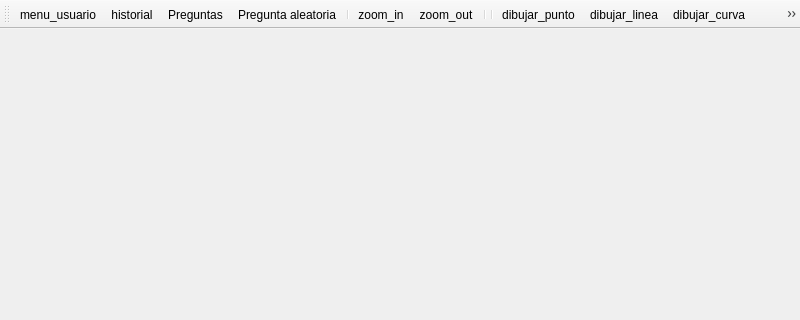
This is proyecto_IHM/mainwindow.ui in pgomsan/proyecto_IHM as Qt 5 draws it before an edit; both pictures show x 0 to 800 and y 0 to 320 of the 800 by 600 pixel window. The edited form follows.
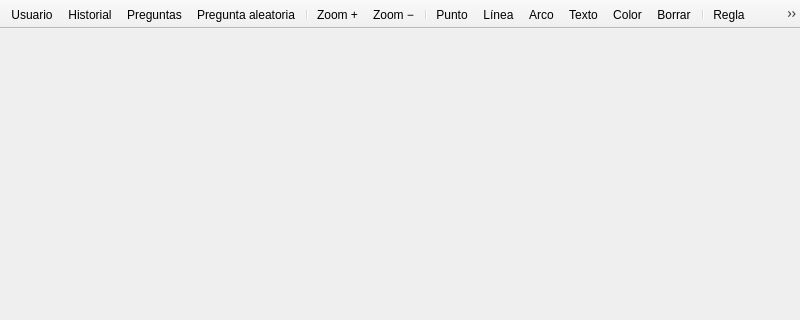
This is the edited form. Icons and pictures are not drawn.

Commit message: Cambios en en la hoja de estilos, nueva fincion de historial, visualizacion de foto de perfil y cambios de foto de perfil

```diff
--- a/proyecto_IHM/mainwindow.ui
+++ b/proyecto_IHM/mainwindow.ui
@@ -19,6 +19,21 @@
    <property name="windowTitle">
     <string>toolBar</string>
    </property>
+   <property name="movable">
+    <bool>false</bool>
+   </property>
+   <property name="floatable">
+    <bool>false</bool>
+   </property>
+   <property name="iconSize">
+    <size>
+     <width>24</width>
+     <height>24</height>
+    </size>
+   </property>
+   <property name="toolButtonStyle">
+    <enum>Qt::ToolButtonIconOnly</enum>
+   </property>
    <attribute name="toolBarArea">
     <enum>TopToolBarArea</enum>
    </attribute>
@@ -33,7 +48,6 @@
    <addaction name="actionzoom_in"/>
    <addaction name="actionzoom_out"/>
    <addaction name="separator"/>
-   <addaction name="separator"/>
    <addaction name="actiondibujar_punto"/>
    <addaction name="actiondibujar_linea"/>
    <addaction name="actiondibujar_curva"/>
@@ -55,7 +69,10 @@
      <normaloff>:/icons/magnifier-zoom-in.png</normaloff>:/icons/magnifier-zoom-in.png</iconset>
    </property>
    <property name="text">
-    <string>zoom_in</string>
+    <string>Zoom +</string>
+   </property>
+   <property name="toolTip">
+    <string>Acercar</string>
    </property>
    <property name="menuRole">
     <enum>QAction::MenuRole::NoRole</enum>
@@ -67,7 +84,10 @@
      <normaloff>:/icons/magnifier-zoom-out.png</normaloff>:/icons/magnifier-zoom-out.png</iconset>
    </property>
    <property name="text">
-    <string>zoom_out</string>
+    <string>Zoom −</string>
+   </property>
+   <property name="toolTip">
+    <string>Alejar</string>
    </property>
    <property name="menuRole">
     <enum>QAction::MenuRole::NoRole</enum>
@@ -79,7 +99,10 @@
      <normaloff>:/icons/user-silhouette-question.png</normaloff>:/icons/user-silhouette-question.png</iconset>
    </property>
    <property name="text">
-    <string>menu_usuario</string>
+    <string>Usuario</string>
+   </property>
+   <property name="toolTip">
+    <string>Perfil y sesión</string>
    </property>
    <property name="menuRole">
     <enum>QAction::MenuRole::NoRole</enum>
@@ -91,7 +114,10 @@
      <normaloff>:/icons/clock-history.png</normaloff>:/icons/clock-history.png</iconset>
    </property>
    <property name="text">
-    <string>historial</string>
+    <string>Historial</string>
+   </property>
+   <property name="toolTip">
+    <string>Ver resultados</string>
    </property>
    <property name="menuRole">
     <enum>QAction::MenuRole::NoRole</enum>
@@ -118,7 +144,10 @@
      <normaloff>:/icons/color.png</normaloff>:/icons/color.png</iconset>
    </property>
    <property name="text">
-    <string>colores</string>
+    <string>Color</string>
+   </property>
+   <property name="toolTip">
+    <string>Elegir color</string>
    </property>
    <property name="menuRole">
     <enum>QAction::MenuRole::NoRole</enum>
@@ -130,7 +159,10 @@
      <normaloff>:/icons/eraser.png</normaloff>:/icons/eraser.png</iconset>
    </property>
    <property name="text">
-    <string>borrador</string>
+    <string>Borrar</string>
+   </property>
+   <property name="toolTip">
+    <string>Borrador</string>
    </property>
    <property name="menuRole">
     <enum>QAction::MenuRole::NoRole</enum>
@@ -142,7 +174,10 @@
      <normaloff>:/icons/ruler.svg</normaloff>:/icons/ruler.svg</iconset>
    </property>
    <property name="text">
-    <string>regla</string>
+    <string>Regla</string>
+   </property>
+   <property name="toolTip">
+    <string>Medir distancia</string>
    </property>
    <property name="menuRole">
     <enum>QAction::MenuRole::NoRole</enum>
@@ -154,7 +189,10 @@
      <normaloff>:/icons/compass_leg.svg</normaloff>:/icons/compass_leg.svg</iconset>
    </property>
    <property name="text">
-    <string>compas</string>
+    <string>Compás</string>
+   </property>
+   <property name="toolTip">
+    <string>Medir con compás</string>
    </property>
    <property name="menuRole">
     <enum>QAction::MenuRole::NoRole</enum>
@@ -166,7 +204,10 @@
      <normaloff>:/icons/transportador.svg</normaloff>:/icons/transportador.svg</iconset>
    </property>
    <property name="text">
-    <string>transportador</string>
+    <string>Transportador</string>
+   </property>
+   <property name="toolTip">
+    <string>Medir o trazar ángulo</string>
    </property>
    <property name="menuRole">
     <enum>QAction::MenuRole::NoRole</enum>
@@ -178,7 +219,10 @@
      <normaloff>:/icons/pointer.png</normaloff>:/icons/pointer.png</iconset>
    </property>
    <property name="text">
-    <string>puntos_mapa</string>
+    <string>Coords</string>
+   </property>
+   <property name="toolTip">
+    <string>Mostrar coordenadas de puntos</string>
    </property>
    <property name="menuRole">
     <enum>QAction::MenuRole::NoRole</enum>
@@ -190,7 +234,10 @@
      <normaloff>:/icons/arrow-circle.png</normaloff>:/icons/arrow-circle.png</iconset>
    </property>
    <property name="text">
-    <string>reset</string>
+    <string>Limpiar</string>
+   </property>
+   <property name="toolTip">
+    <string>Limpiar la carta</string>
    </property>
    <property name="menuRole">
     <enum>QAction::MenuRole::NoRole</enum>
@@ -202,7 +249,10 @@
      <normaloff>:/icons/punto.png</normaloff>:/icons/punto.png</iconset>
    </property>
    <property name="text">
-    <string>dibujar_punto</string>
+    <string>Punto</string>
+   </property>
+   <property name="toolTip">
+    <string>Marcar punto</string>
    </property>
    <property name="menuRole">
     <enum>QAction::MenuRole::NoRole</enum>
@@ -214,7 +264,10 @@
      <normaloff>:/icons/linea.png</normaloff>:/icons/linea.png</iconset>
    </property>
    <property name="text">
-    <string>dibujar_linea</string>
+    <string>Línea</string>
+   </property>
+   <property name="toolTip">
+    <string>Dibujar línea</string>
    </property>
    <property name="menuRole">
     <enum>QAction::MenuRole::NoRole</enum>
@@ -226,7 +279,10 @@
      <normaloff>:/icons/curva.png</normaloff>:/icons/curva.png</iconset>
    </property>
    <property name="text">
-    <string>dibujar_curva</string>
+    <string>Arco</string>
+   </property>
+   <property name="toolTip">
+    <string>Dibujar arco</string>
    </property>
    <property name="menuRole">
     <enum>QAction::MenuRole::NoRole</enum>
@@ -244,7 +300,10 @@
      <normaloff>:/icons/anadir-texto.png</normaloff>:/icons/anadir-texto.png</iconset>
    </property>
    <property name="text">
-    <string>anadir-texto</string>
+    <string>Texto</string>
+   </property>
+   <property name="toolTip">
+    <string>Añadir anotación</string>
    </property>
    <property name="menuRole">
     <enum>QAction::MenuRole::NoRole</enum>
```
Left out of the diff: 7 changed lines with no effect on the pictures. The commit also changes 21 other files.
